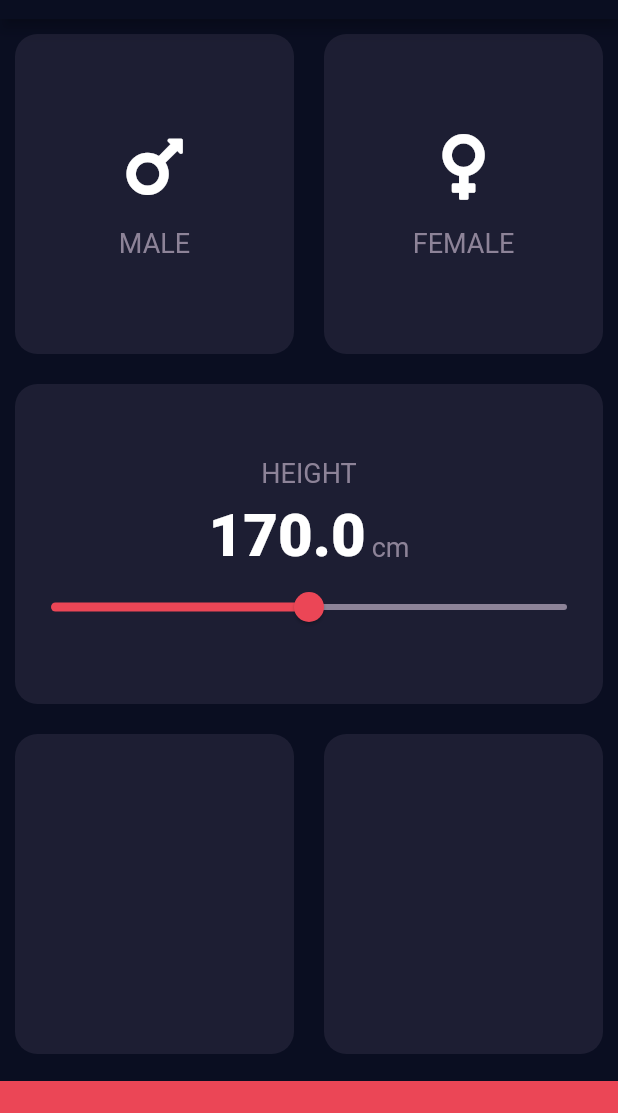
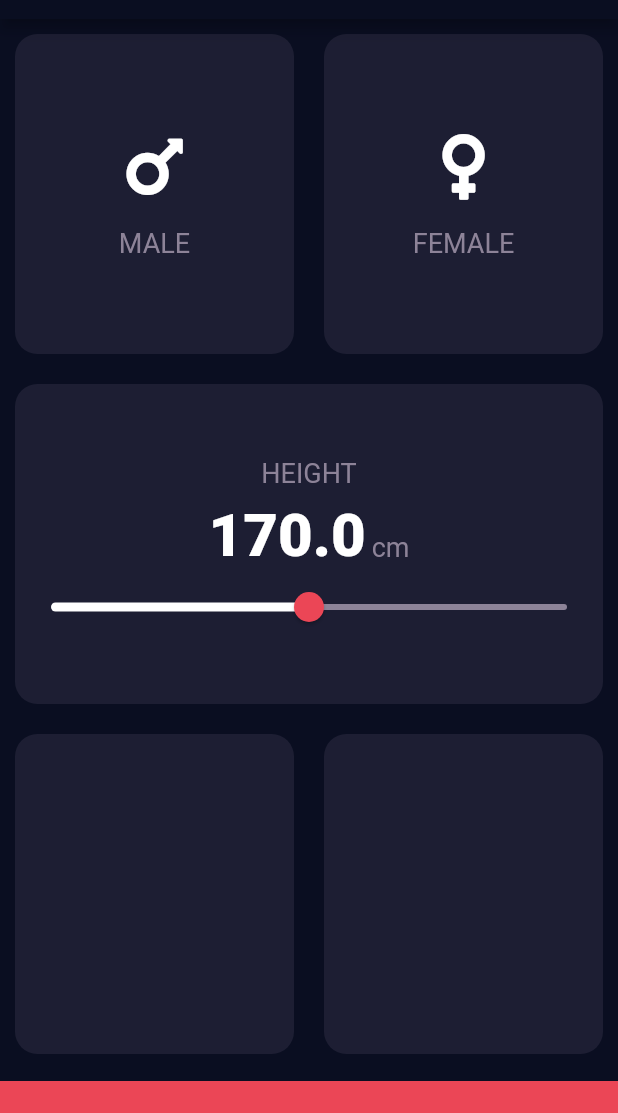
Before and after one commit to Shadat-tonmoy/100-Days-With-Flutter, a Flutter app: the screen it shows after launch, on a phone screen of 412 x 824 dp, the part 65-1178 px from its top. Run offline on Flutter 3.47's test engine with Material 2 defaults, Android fonts, the phone set to English and light mode, and no system bars; our stand-ins replace audioplayers, font_awesome_flutter, rflutter_alert.

Commit message:
refactored the slider widget into seperate class for cleaner code

```diff
--- a/bmi_calculator_app/lib/constants/colorCodes.dart
+++ b/bmi_calculator_app/lib/constants/colorCodes.dart
@@ -1,4 +1,5 @@
 const int CALCULATE_BUTTON_COLOR = 0xffEB4656;
+const int CALCULATE_BUTTON_COLOR_TRANS = 0x29EB4656;
 const int ACTIVE_CARD_BACKGROUND_COLOR = 0xff111328;
 const int CARD_BACKGROUND_COLOR = 0xff1d1e33;
 const int CARD_TEXT_COLOR = 0xff8d8398;
--- a/bmi_calculator_app/lib/view/customWidgets/homeScreenCards.dart
+++ b/bmi_calculator_app/lib/view/customWidgets/homeScreenCards.dart
@@ -1,3 +1,8 @@
+import 'package:bmi_calculator_app/constants/colorCodes.dart';
+import 'package:bmi_calculator_app/constants/constants.dart';
+import 'package:bmi_calculator_app/constants/dimentions.dart';
+import 'package:bmi_calculator_app/constants/strings.dart';
+import 'package:bmi_calculator_app/constants/styles.dart';
 import 'package:flutter/material.dart';
 
 class InputCard extends StatelessWidget {
@@ -22,3 +27,67 @@ class InputCard extends StatelessWidget {
     );
   }
 }
+
+
+
+
+class HomeScreenSlider extends StatelessWidget {
+
+  final double height;
+  final Function onChangedValue;
+
+  HomeScreenSlider({@required this.height, this.onChangedValue});
+
+
+  @override
+  Widget build(BuildContext context) {
+    // TODO: implement build
+    return Column(
+      mainAxisAlignment: MainAxisAlignment.center,
+      children: <Widget>[
+        Padding(
+          padding: const EdgeInsets.all(8.0),
+          child: Text(
+            HEIGHT,
+            style: iconLabelStyle,
+            textAlign: TextAlign.start,
+          ),
+        ),
+        Row(
+          mainAxisAlignment: MainAxisAlignment.center,
+          crossAxisAlignment: CrossAxisAlignment.baseline,
+          textBaseline: TextBaseline.alphabetic,
+          children: <Widget>[
+            Text(
+              height.toString(),
+//              height.toString(),
+              style: homeNumberStyle,
+            ),
+            SizedBox(
+              width: SPACE_BETWEEN_HEIGHT_UNIT,
+            ),
+            Text(
+              "cm",
+              style: iconLabelStyle,
+            )
+          ],
+        ),
+        SliderTheme(
+          data: SliderThemeData(
+              thumbColor: Color(CALCULATE_BUTTON_COLOR),
+              activeTrackColor: Colors.white,
+              inactiveTrackColor: Color(CARD_TEXT_COLOR),
+              overlayColor:
+              Color(CALCULATE_BUTTON_COLOR_TRANS)),
+          child: Slider(
+            value: height,
+            min: MINIMUM_HEIGHT,
+            max: MAXIMUM_HEIGHT,
+            onChanged: onChangedValue,
+          ),
+        )
+      ],
+    );
+  }
+
+}
--- a/bmi_calculator_app/lib/view/screens/homeScreen.dart
+++ b/bmi_calculator_app/lib/view/screens/homeScreen.dart
@@ -15,17 +15,14 @@ class HomeScreen extends StatefulWidget {
 }
 
 class _HomeScreenState extends State<HomeScreen> {
-
   Color maleCardColor = Color(CARD_BACKGROUND_COLOR);
   Color femaleCardColor = Color(CARD_BACKGROUND_COLOR);
   GenderType selectedGender;
   double height = DEFAULT_HEIGHT;
 
-  void updateSelectedGenderColor(GenderType genderType)
-  {
+  void updateSelectedGenderColor(GenderType genderType) {
     setState(() {
-      switch(genderType)
-      {
+      switch (genderType) {
         case GenderType.MALE:
           selectMale();
           break;
@@ -36,18 +33,24 @@ class _HomeScreenState extends State<HomeScreen> {
     });
   }
 
-  void selectFemale()
-  {
+  void selectFemale() {
     femaleCardColor = Color(ACTIVE_CARD_BACKGROUND_COLOR);
     maleCardColor = Color(CARD_BACKGROUND_COLOR);
     selectedGender = GenderType.FEMALE;
   }
 
-  void selectMale()
-  {
+  void selectMale() {
     femaleCardColor = Color(CARD_BACKGROUND_COLOR);
     maleCardColor = Color(ACTIVE_CARD_BACKGROUND_COLOR);
     selectedGender = GenderType.MALE;
+  }
+
+  void updateHeight(double height)
+  {
+    setState(() {
+      this.height = height.roundToDouble();
+    });
+
   }
 
   @override
@@ -64,20 +67,24 @@ class _HomeScreenState extends State<HomeScreen> {
                 children: <Widget>[
                   Expanded(
                     child: InputCard(
-                      onPressed: (){
+                      onPressed: () {
                         updateSelectedGenderColor(GenderType.MALE);
                       },
                       color: maleCardColor,
-                      cardChild: IconWithLabel(icon: FontAwesomeIcons.mars, label: MALE,),
+                      cardChild: IconWithLabel(
+                        icon: FontAwesomeIcons.mars,
+                        label: MALE,
+                      ),
                     ),
                   ),
                   Expanded(
                     child: InputCard(
-                      onPressed: (){
+                      onPressed: () {
                         updateSelectedGenderColor(GenderType.FEMALE);
                       },
                       color: femaleCardColor,
-                      cardChild: IconWithLabel(icon: FontAwesomeIcons.venus, label: FEMALE),
+                      cardChild: IconWithLabel(
+                          icon: FontAwesomeIcons.venus, label: FEMALE),
                     ),
                   ),
                 ],
@@ -89,53 +96,10 @@ class _HomeScreenState extends State<HomeScreen> {
                   Expanded(
                     child: InputCard(
                       color: Color(CARD_BACKGROUND_COLOR),
-                      cardChild: Column(
-                        mainAxisAlignment: MainAxisAlignment.center,
-                        children: <Widget>[
-                          Padding(
-                            padding: const EdgeInsets.all(8.0),
-                            child: Text(
-                              HEIGHT,
-                              style: iconLabelStyle,
-                              textAlign: TextAlign.start,
-                            ),
-                          ),
-                          Row(
-                            mainAxisAlignment: MainAxisAlignment.center,
-                            crossAxisAlignment: CrossAxisAlignment.baseline,
-                            textBaseline: TextBaseline.alphabetic,
-                            children: <Widget>[
-                              Text(
-                                height.toString(),
-                                style: homeNumberStyle,
+                      cardChild: HomeScreenSlider(height: height,onChangedValue : (double value){
+                        updateHeight(value);
 
-                              ),
-                              SizedBox(
-                                width: SPACE_BETWEEN_HEIGHT_UNIT,
-                              ),
-                              Text(
-                                "cm",
-                                style: iconLabelStyle,
-                              )
-                            ],
-                          ),
-                          Slider(
-                            value: height,
-                            min: MINIMUM_HEIGHT,
-                            max: MAXIMUM_HEIGHT,
-                            activeColor: Color(CALCULATE_BUTTON_COLOR),
-                            inactiveColor: Color(CARD_TEXT_COLOR),
-                            onChanged: (double value)
-                            {
-                              setState(() {
-                                height = value.roundToDouble();
-                              });
-
-
-                            },
-                          )
-                        ],
-                      ),
+                      }),
                     ),
                   ),
                 ],
```
